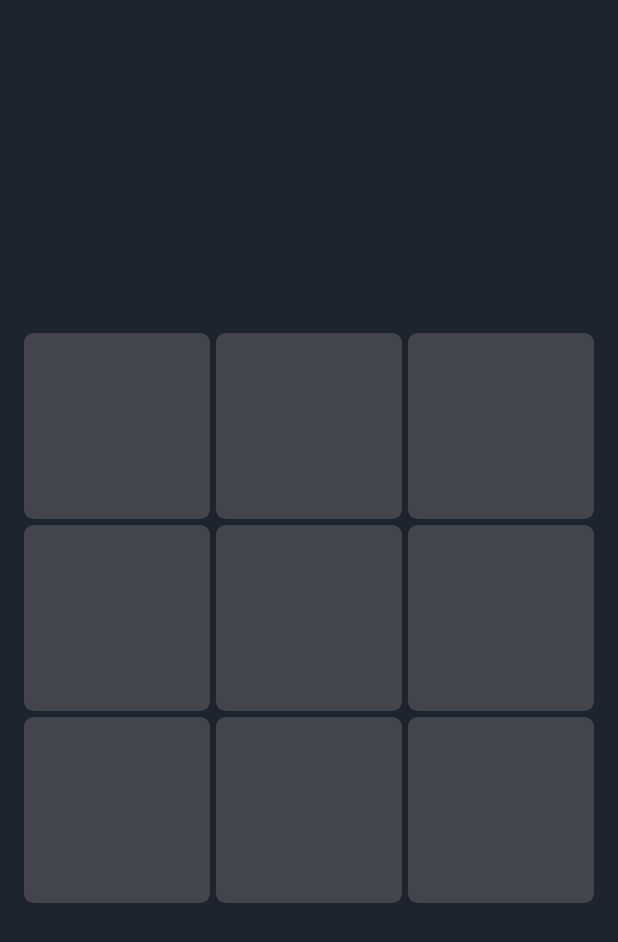
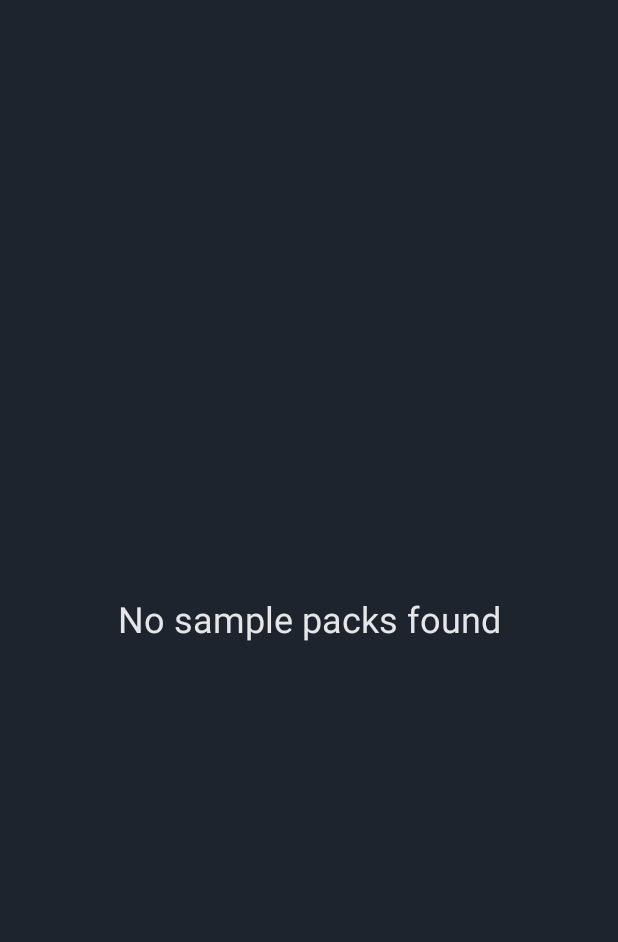
Before and after one commit to fl1pflops/DrumPads, an Android app: the screen it shows after launch (MainActivity), on a phone screen of 412 x 824 dp. Shown: the top 942 px of the screen. Run offline under Robolectric (Android 15) with nearby library versions, the phone set to English and light mode, and no system bars.

Commit message:
add ui state

```diff
--- a/app/src/main/java/com/example/drumpads/data/SamplesProvider.kt
+++ b/app/src/main/java/com/example/drumpads/data/SamplesProvider.kt
@@ -5,6 +5,8 @@ import android.content.res.AssetManager
 import java.io.IOException
 
 class SamplesProvider(private val assetManager: AssetManager) {
+
+    fun getAvailableSamplePacks(path: String): List<String>? = assetManager.list(path)?.asList()
 
     fun getSamplesFromPack(packName: String): List<AssetFileDescriptor> = assetManager.list(packName)
         ?.mapIndexedNotNull { index, sampleName ->
--- a/app/src/main/java/com/example/drumpads/presentation/MainActivity.kt
+++ b/app/src/main/java/com/example/drumpads/presentation/MainActivity.kt
@@ -4,8 +4,14 @@ import android.os.Bundle
 import android.view.View
 import androidx.appcompat.app.AppCompatActivity
 import androidx.constraintlayout.widget.ConstraintLayout
+import androidx.core.view.isVisible
+import androidx.lifecycle.Lifecycle
+import androidx.lifecycle.lifecycleScope
+import androidx.lifecycle.repeatOnLifecycle
+import com.example.drumpads.R
 import com.example.drumpads.databinding.ActivityMainBinding
 import com.example.drumpads.presentation.view.PadButton
+import kotlinx.coroutines.launch
 import org.koin.androidx.viewmodel.ext.android.getViewModel
 
 class MainActivity : AppCompatActivity() {
@@ -24,6 +30,38 @@ class MainActivity : AppCompatActivity() {
         repeat(9) { index ->
             createAndAddPadButton(index)
         }
+
+        observeUiState()
+    }
+
+    private fun observeUiState() {
+        lifecycleScope.launch {
+            repeatOnLifecycle(Lifecycle.State.CREATED) {
+                viewModel.state.collect { uiState ->
+                    when (uiState) {
+                        UiState.Initializing -> {
+                            showGlobalInfo(getString(R.string.initializing))
+                        }
+
+                        is UiState.Loaded -> {
+                            if (binding.flowHelper.referencedIds.isEmpty()) {
+                                repeat(9) { index ->
+                                    createAndAddPadButton(index)
+                                }
+                            }
+                            binding.apply {
+                                changeSamplePackButton.text = uiState.currentSamplePackName
+                                changeSamplePackButton.isVisible = uiState.showChangeSamplePackButton
+                                globalInfoTextView.isVisible = false
+                                flowHelper.isVisible = true
+                            }
+                        }
+
+                        is UiState.Error -> handleUiError(uiState.type)
+                    }
+                }
+            }
+        }
     }
 
     private fun createAndAddPadButton(index: Int) {
@@ -39,10 +77,28 @@ class MainActivity : AppCompatActivity() {
         layoutParams = ConstraintLayout.LayoutParams(0, 0).apply {
             dimensionRatio = "1:1"
         }
+        isSoundEffectsEnabled = false
 
         setOnClickListener {
             viewModel.handleAction(Action.PlaySample(index))
         }
     }
 
+    private fun handleUiError(errorType: ErrorType) {
+        when (errorType) {
+            ErrorType.NO_SAMPLE_PACKS -> {
+                showGlobalInfo(getString(R.string.no_sample_packs))
+            }
+        }
+    }
+
+    private fun showGlobalInfo(text: String) {
+        binding.apply {
+            globalInfoTextView.text = text
+            globalInfoTextView.isVisible = true
+            changeSamplePackButton.isVisible = false
+            flowHelper.isVisible = false
+        }
+    }
+
 }
--- a/app/src/main/java/com/example/drumpads/presentation/SamplerViewModel.kt
+++ b/app/src/main/java/com/example/drumpads/presentation/SamplerViewModel.kt
@@ -5,32 +5,59 @@ import androidx.lifecycle.viewModelScope
 import com.example.drumpads.data.SamplesProvider
 import com.example.drumpads.sampler.DrumKit
 import kotlinx.coroutines.Dispatchers
+import kotlinx.coroutines.flow.MutableStateFlow
+import kotlinx.coroutines.flow.asStateFlow
 import kotlinx.coroutines.launch
 
 class SamplerViewModel(
-    samplesProvider: SamplesProvider,
+    private val samplesProvider: SamplesProvider,
     private val drumKit: DrumKit
 ) : ViewModel() {
 
+    private val _state = MutableStateFlow<UiState>(UiState.Initializing)
+    val state = _state.asStateFlow()
+
+    private val availableSamplePacks: List<String> by lazy {
+        samplesProvider.getAvailableSamplePacks(SAMPLE_PACKS_FOLDER_NAME).orEmpty()
+    }
+    private var selectedSamplePackIndex: Int = 0
+
     init {
-        viewModelScope.launch(Dispatchers.IO) {
-            samplesProvider.getSamplesFromPack("909").forEach { sample ->
-                drumKit.addSample(sample)
-            }
+        availableSamplePacks.firstOrNull()?.also { name ->
+            val showButton = availableSamplePacks.size >= CHANGE_SAMPLE_PACK_BUTTON_THRESHOLD
+
+            loadSamplePack(name)
+            _state.value = UiState.Loaded(name, showButton)
+        } ?: run {
+            _state.value = UiState.Error(ErrorType.NO_SAMPLE_PACKS)
         }
     }
 
     override fun onCleared() {
+        drumKit.release()
         super.onCleared()
-        drumKit.release()
     }
 
     fun handleAction(action: Action) {
-        when(action) {
+        when (action) {
             is Action.PlaySample -> {
                 drumKit.playSample(action.atIndex)
             }
         }
     }
 
+    private fun loadSamplePack(name: String) {
+        viewModelScope.launch(Dispatchers.IO) {
+            samplesProvider.getSamplesFromPack("$SAMPLE_PACKS_FOLDER_NAME/$name")
+                .forEach { sample ->
+                    drumKit.addSample(sample)
+                }
+        }
+    }
+
+    companion object {
+        private const val CHANGE_SAMPLE_PACK_BUTTON_THRESHOLD = 2
+        private const val SAMPLE_PACKS_FOLDER_NAME = "samplepacks"
+    }
+
 }
--- /dev/null
+++ b/app/src/main/java/com/example/drumpads/presentation/UiState.kt
@@ -0,0 +1,15 @@
+package com.example.drumpads.presentation
+
+sealed class UiState {
+    object Initializing : UiState()
+    data class Loaded(
+        val currentSamplePackName: String,
+        val showChangeSamplePackButton: Boolean
+    ) : UiState()
+
+    data class Error(val type: ErrorType) : UiState()
+}
+
+enum class ErrorType {
+    NO_SAMPLE_PACKS
+}
--- a/app/src/main/res/layout/activity_main.xml
+++ b/app/src/main/res/layout/activity_main.xml
@@ -1,27 +1,50 @@
 <?xml version="1.0" encoding="utf-8"?>
-<androidx.constraintlayout.widget.ConstraintLayout
-        xmlns:android="http://schemas.android.com/apk/res/android"
+<androidx.constraintlayout.widget.ConstraintLayout xmlns:android="http://schemas.android.com/apk/res/android"
+    xmlns:app="http://schemas.android.com/apk/res-auto"
     xmlns:tools="http://schemas.android.com/tools"
-        xmlns:app="http://schemas.android.com/apk/res-auto"
     android:layout_width="match_parent"
     android:layout_height="match_parent"
-        tools:context=".presentation.MainActivity"
-        android:padding="16dp">
+    android:padding="16dp"
+    tools:context=".presentation.MainActivity">
 
     <androidx.constraintlayout.helper.widget.Flow
         android:id="@+id/flowHelper"
         android:layout_width="0dp"
         android:layout_height="0dp"
+        app:flow_horizontalBias="0"
         app:flow_horizontalGap="@dimen/pad_button_gap"
+        app:flow_maxElementsWrap="3"
+        app:flow_verticalBias="0"
         app:flow_verticalGap="@dimen/pad_button_gap"
-            app:flow_horizontalBias="0"
-            app:flow_verticalBias="0"
         app:flow_wrapMode="chain"
+        app:layout_constraintBottom_toTopOf="@id/changeSamplePackButton"
         app:layout_constraintDimensionRatio="1:1"
-            app:flow_maxElementsWrap="3"
-            app:layout_constraintTop_toTopOf="parent"
+        app:layout_constraintEnd_toEndOf="parent"
+        app:layout_constraintStart_toStartOf="parent"
+        app:layout_constraintTop_toTopOf="parent" />
+
+    <TextView
+        android:id="@+id/globalInfoTextView"
+        android:layout_width="wrap_content"
+        android:layout_height="wrap_content"
+        android:textAppearance="?textAppearanceHeadline5"
         app:layout_constraintBottom_toBottomOf="parent"
+        app:layout_constraintEnd_toEndOf="parent"
         app:layout_constraintStart_toStartOf="parent"
-            app:layout_constraintEnd_toEndOf="parent"/>
+        app:layout_constraintTop_toTopOf="parent" />
+
+    <Button
+        android:id="@+id/changeSamplePackButton"
+        android:layout_width="wrap_content"
+        android:layout_height="wrap_content"
+        android:backgroundTint="?colorSurface"
+        android:elevation="0dp"
+        android:padding="16dp"
+        app:layout_constraintVertical_bias="1"
+        android:textAppearance="?textAppearanceSubtitle1"
+        app:layout_constraintBottom_toBottomOf="parent"
+        app:layout_constraintEnd_toEndOf="parent"
+        app:layout_constraintStart_toStartOf="parent"
+        app:layout_constraintTop_toBottomOf="@id/flowHelper" />
 
 </androidx.constraintlayout.widget.ConstraintLayout>
--- a/app/src/main/res/values/colors.xml
+++ b/app/src/main/res/values/colors.xml
@@ -9,4 +9,6 @@
 
     <color name="gray_900">#1E242E</color>
     <color name="gray_800">#44444D</color>
+
+    <color name="text_color">#E6E6E6</color>
 </resources>
--- a/app/src/main/res/values/strings.xml
+++ b/app/src/main/res/values/strings.xml
@@ -1,3 +1,5 @@
 <resources>
     <string name="app_name">Drum Pads</string>
+    <string name="initializing">Initializing</string>
+    <string name="no_sample_packs">No sample packs found</string>
 </resources>
--- a/app/src/main/res/values/themes.xml
+++ b/app/src/main/res/values/themes.xml
@@ -3,12 +3,13 @@
     <style name="Theme.DrumPads" parent="Theme.MaterialComponents.DayNight.NoActionBar">
         <item name="colorPrimary">@color/purple_200</item>
         <item name="colorPrimaryVariant">@color/purple_500</item>
-        <item name="colorOnPrimary">@color/white</item>
+        <item name="colorOnPrimary">@color/text_color</item>
 
         <item name="android:statusBarColor">@android:color/transparent</item>
 
         <item name="android:colorBackground">@color/gray_900</item>
         <item name="colorSurface">@color/gray_800</item>
+        <item name="android:textColor">@color/text_color</item>
     </style>
 
 </resources>
```
Lines whose indentation alone changed are shown as unchanged.
